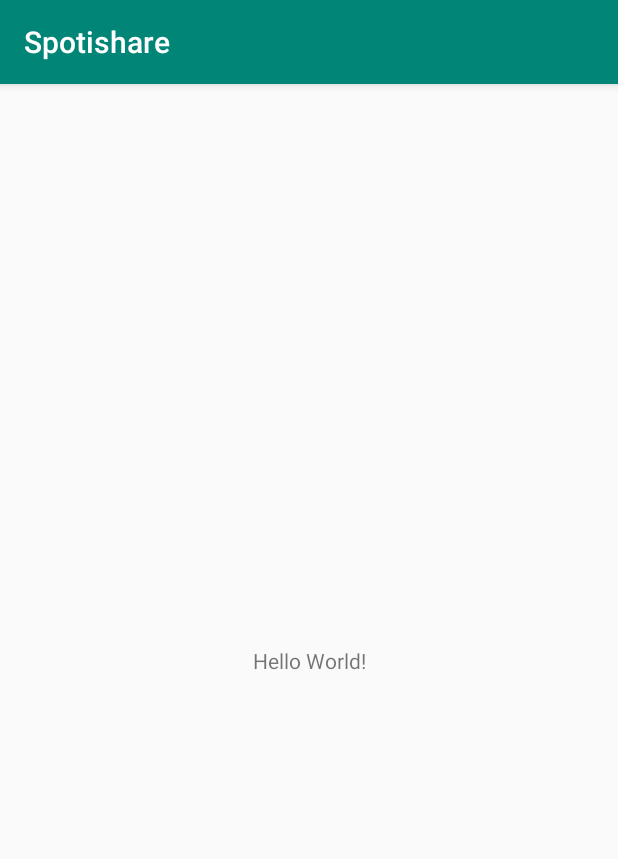
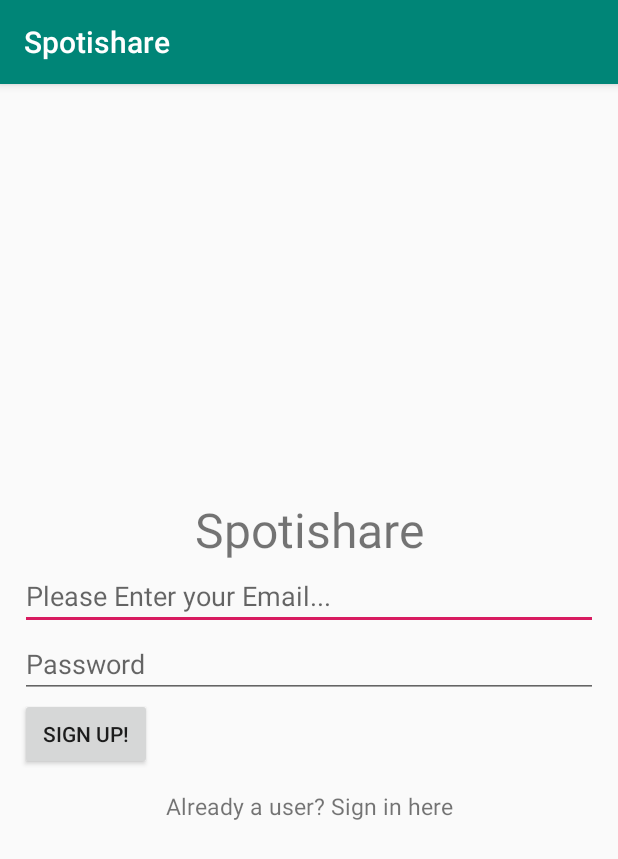
Before and after one commit to EthanYSu/Spotishare, an Android app: the screen it shows after launch (MainActivity), on a phone screen of 412 x 824 dp. Shown: the top 859 px of the screen. Run offline under Robolectric (Android 15) with nearby library versions, the phone set to English and light mode, and no system bars; our stand-ins replace Firebase (no records; nobody signed in at launch, a user with empty details on screens opened directly).

Commit message:
working user registration with firebase

```diff
--- a/app/src/main/AndroidManifest.xml
+++ b/app/src/main/AndroidManifest.xml
@@ -1,6 +1,8 @@
 <?xml version="1.0" encoding="utf-8"?>
 <manifest xmlns:android="http://schemas.android.com/apk/res/android"
     package="com.example.spotishare">
+
+    <uses-permission android:name="android.permission.INTERNET"/>
 
     <application
         android:allowBackup="true"
--- a/app/src/main/java/com/example/spotishare/MainActivity.java
+++ b/app/src/main/java/com/example/spotishare/MainActivity.java
@@ -1,13 +1,85 @@
 package com.example.spotishare;
 
+import android.app.ProgressDialog;
+import android.support.annotation.NonNull;
 import android.support.v7.app.AppCompatActivity;
 import android.os.Bundle;
+import android.text.TextUtils;
+import android.view.View;
+import android.widget.Button;
+import android.widget.EditText;
+import android.widget.ProgressBar;
+import android.widget.TextView;
+import android.widget.Toast;
 
-public class MainActivity extends AppCompatActivity {
+import com.google.android.gms.tasks.OnCompleteListener;
+import com.google.android.gms.tasks.Task;
+import com.google.firebase.auth.AuthResult;
+import com.google.firebase.auth.FirebaseAuth;
 
+import org.w3c.dom.Text;
+
+public class MainActivity extends AppCompatActivity implements View.OnClickListener {
+    private TextView signInText;
+    private EditText userEmail, userPassword;
+    private Button signUpButton;
+
+
+    private FirebaseAuth firebaseAuth;
     @Override
     protected void onCreate(Bundle savedInstanceState) {
         super.onCreate(savedInstanceState);
         setContentView(R.layout.activity_main);
+
+        firebaseAuth = FirebaseAuth.getInstance();
+
+        signInText = findViewById(R.id.signInText);
+        userEmail = findViewById(R.id.userEmail);
+        userPassword = findViewById(R.id.userPassword);
+        signUpButton = findViewById(R.id.registerUser);
+
+        signUpButton.setOnClickListener(this);
+        signInText.setOnClickListener(this);
+
+    }
+
+    public void registerUser(){
+        String currentUserEmail = userEmail.getText().toString().trim();
+        String currentUserPassword = userPassword.getText().toString().trim();
+
+        if(TextUtils.isEmpty(currentUserEmail)){
+            Toast.makeText(this, "Please enter a valid Email!", Toast.LENGTH_SHORT).show();
+            return;
+        }
+        if(TextUtils.isEmpty(currentUserPassword)){
+            Toast.makeText(this, "Please enter a valid Password!", Toast.LENGTH_SHORT).show();
+            return;
+        }
+
+        Toast.makeText(this, "Registering User...", Toast.LENGTH_SHORT).show();
+
+        firebaseAuth.createUserWithEmailAndPassword(currentUserEmail,currentUserPassword)
+                .addOnCompleteListener(this, new OnCompleteListener<AuthResult>() {
+                    @Override
+                    public void onComplete(@NonNull Task<AuthResult> task) {
+                        if(task.isSuccessful()){
+                            Toast.makeText(MainActivity.this, "User Registered Successful!", Toast.LENGTH_SHORT).show();
+                        }else{
+                            Toast.makeText(MainActivity.this, "Registration Failed.", Toast.LENGTH_SHORT).show();
+
+                        }
+                    }
+                });
+    }
+
+    @Override
+    public void onClick(View v) {
+        if(v == signUpButton){
+            registerUser();
+        }
+
+        if(v == signInText){
+
+        }
     }
 }
--- a/app/src/main/res/layout/activity_main.xml
+++ b/app/src/main/res/layout/activity_main.xml
@@ -1,18 +1,59 @@
 <?xml version="1.0" encoding="utf-8"?>
-<android.support.constraint.ConstraintLayout xmlns:android="http://schemas.android.com/apk/res/android"
+<RelativeLayout xmlns:android="http://schemas.android.com/apk/res/android"
     xmlns:app="http://schemas.android.com/apk/res-auto"
     xmlns:tools="http://schemas.android.com/tools"
     android:layout_width="match_parent"
     android:layout_height="match_parent"
     tools:context=".MainActivity">
 
-    <TextView
-        android:layout_width="wrap_content"
+    <LinearLayout
+        android:layout_centerHorizontal="true"
+        android:layout_centerVertical="true"
+        android:layout_width="match_parent"
         android:layout_height="wrap_content"
-        android:text="Hello World!"
-        app:layout_constraintBottom_toBottomOf="parent"
-        app:layout_constraintLeft_toLeftOf="parent"
-        app:layout_constraintRight_toRightOf="parent"
-        app:layout_constraintTop_toTopOf="parent" />
+        android:orientation="vertical"
+        android:paddingLeft="20px"
+        android:paddingRight="20px"
+        >
+        <TextView
+            android:layout_width="match_parent"
+            android:layout_height="wrap_content"
+            android:text="Spotishare"
+            android:textAlignment="center"
+            android:textSize="32dp"/>
 
-</android.support.constraint.ConstraintLayout>
+        <EditText
+            android:inputType="textEmailAddress"
+            android:id="@+id/userEmail"
+            android:hint="Please Enter your Email..."
+            android:layout_width="match_parent"
+            android:layout_height="wrap_content"
+            />
+
+        <EditText
+            android:inputType="textPassword"
+            android:id="@+id/userPassword"
+            android:hint="Password"
+            android:layout_width="match_parent"
+            android:layout_height="wrap_content"
+            />
+
+        <Button
+            android:layout_width="wrap_content"
+            android:layout_height="wrap_content"
+            android:id="@+id/registerUser"
+            android:text="Sign Up!"
+            />
+
+        <TextView
+            android:id="@+id/signInText"
+            android:paddingTop="20px"
+            android:textSize="15dp"
+            android:layout_width="match_parent"
+            android:layout_height="wrap_content"
+            android:text="Already a user? Sign in here"
+            android:textAlignment="center"/>
+    </LinearLayout>
+
+
+</RelativeLayout>
--- a/build.gradle
+++ b/build.gradle
@@ -1,4 +1,4 @@
-// Top-level build file where you can add configuration options common to all sub-projects/modules.
+ // Top-level build file where you can add configuration options common to all sub-projects/modules.
 
 buildscript {
     repositories {
@@ -8,7 +8,7 @@ buildscript {
     }
     dependencies {
         classpath 'com.android.tools.build:gradle:3.4.1'
-
+        classpath 'com.google.gms:google-services:4.2.0'
         // NOTE: Do not place your application dependencies here; they belong
         // in the individual module build.gradle files
     }
```
Also changed, not shown: app/build.gradle (+6 -1 lines), 1 other file.
